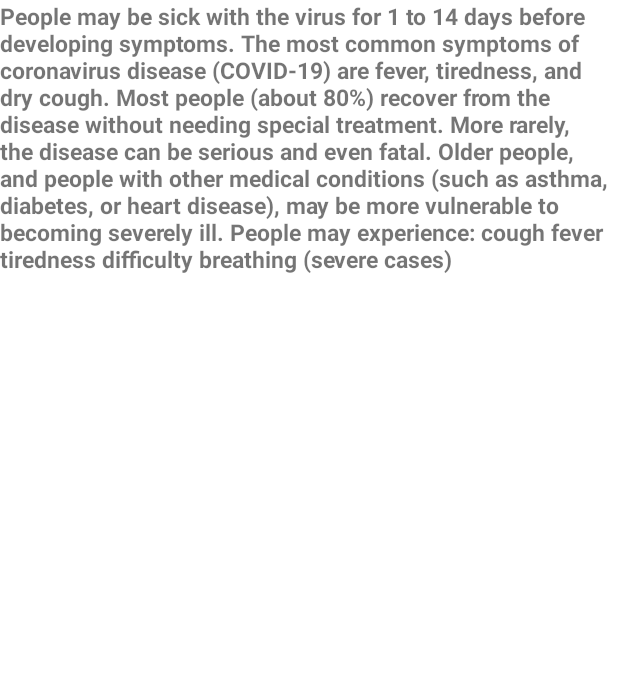
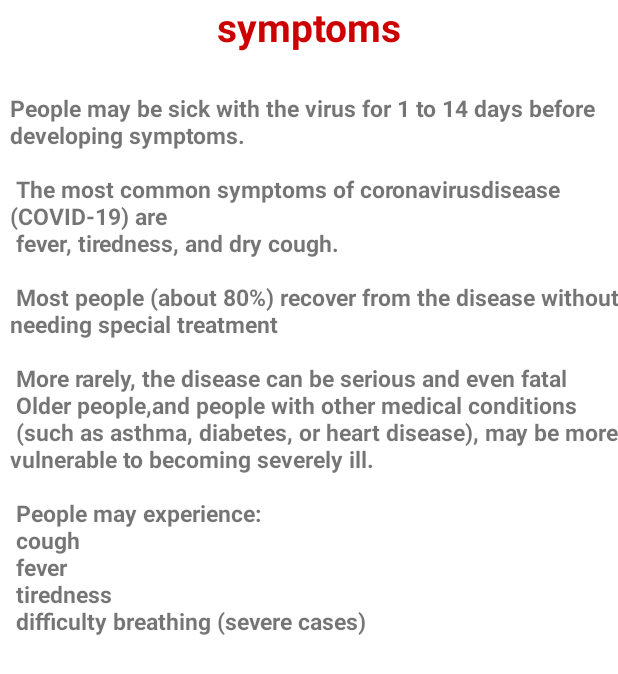
Before and after one commit to mohamedkhaledalizayed/Covid19, an Android app: the screen it shows after launch (InformationActivity), after a tap on "Symptoms", on a phone screen of 412 x 824 dp. Shown: the top 674 px of the screen. Run offline under Robolectric (Android 15) with nearby library versions, the phone set to English and light mode, and no system bars; our stand-ins replace Dagger/Hilt's generated code, sdp/ssp sizes; pictures from the network do not load.

Commit message:
Format Details Text

```diff
--- a/app/src/main/AndroidManifest.xml
+++ b/app/src/main/AndroidManifest.xml
@@ -24,6 +24,7 @@
         <activity android:name=".view.activity.MainActivity"/>
         <activity android:name=".view.activity.DashboardActivity"/>
         <activity android:name=".view.activity.InformationActivity"/>
+        <activity android:name=".view.activity.EmergencyActivity"/>
     </application>
 
 </manifest>
--- a/app/src/main/java/com/itgds/covid19/view/activity/DashboardActivity.kt
+++ b/app/src/main/java/com/itgds/covid19/view/activity/DashboardActivity.kt
@@ -30,5 +30,8 @@ class DashboardActivity : AppCompatActivity() {
             intent.putExtra("data", "symptoms")
             startActivity(intent)
         }
+        cv_emergency_numbers.setOnClickListener {
+            startActivity(Intent(this@DashboardActivity, EmergencyActivity::class.java))
+        }
     }
 }
--- a/app/src/main/java/com/itgds/covid19/view/activity/InformationActivity.kt
+++ b/app/src/main/java/com/itgds/covid19/view/activity/InformationActivity.kt
@@ -11,9 +11,9 @@ class InformationActivity : AppCompatActivity() {
     override fun onCreate(savedInstanceState: Bundle?) {
         super.onCreate(savedInstanceState)
         setContentView(R.layout.activity_information)
-        val data = intent.getStringExtra("data")
-
-        when (data) {
+        Log.e("test",intent.getStringExtra("data"))
+        tv_title.text = intent.getStringExtra("data")
+        when (intent.getStringExtra("data")) {
             "treatment" -> tv_info.setText(R.string.treatment_text)
             "symptoms" -> tv_info.setText(R.string.symptoms_text)
             "prevention" -> tv_info.setText(R.string.prevention_text)
--- a/app/src/main/res/layout/activity_information.xml
+++ b/app/src/main/res/layout/activity_information.xml
@@ -1,16 +1,30 @@
 <?xml version="1.0" encoding="utf-8"?>
-<androidx.constraintlayout.widget.ConstraintLayout xmlns:android="http://schemas.android.com/apk/res/android"
+<androidx.constraintlayout.widget.ConstraintLayout
+    xmlns:android="http://schemas.android.com/apk/res/android"
     android:layout_width="match_parent"
     android:layout_height="match_parent"
     xmlns:app="http://schemas.android.com/apk/res-auto">
 
     <TextView
-        android:id="@+id/tv_info"
-        android:layout_width="match_parent"
+        android:id="@+id/tv_title"
+        android:layout_width="wrap_content"
         android:layout_height="wrap_content"
         app:layout_constraintTop_toTopOf="parent"
         app:layout_constraintStart_toStartOf="parent"
+        app:layout_constraintEnd_toEndOf="parent"
+        android:textSize="@dimen/_20ssp"
+        android:textColor="@android:color/holo_red_dark"
+        android:textStyle="bold" />
+
+    <TextView
+        android:id="@+id/tv_info"
+        android:layout_width="wrap_content"
+        android:layout_height="wrap_content"
+        app:layout_constraintTop_toBottomOf="@id/tv_title"
+        app:layout_constraintStart_toStartOf="parent"
         android:textSize="@dimen/_12ssp"
+        android:layout_marginTop="@dimen/_20ssp"
+        android:layout_marginStart="@dimen/_5ssp"
         android:textStyle="bold" />
 
 </androidx.constraintlayout.widget.ConstraintLayout>
--- a/app/src/main/res/values/strings.xml
+++ b/app/src/main/res/values/strings.xml
@@ -5,8 +5,10 @@
     <string name="today">Today</string>
     <string name="total_confirmed">Total Confirmed</string>
     <string name="total_confirmed_number">286402</string>
+    <string name="egypt_emergency_number">105</string>
     <string name="total_deceased">Total Deceased</string>
-    <string name="country_name">United Kingdom</string>
+    <string name="country_name">Egypt</string>
+    <string name="egypt">United Kingdom</string>
     <string name="total_recovered">Total Recovered</string>
     <string name="total_serious">Total Serious</string>
     <string name="new_cases">New Cases</string>
@@ -19,31 +21,34 @@
     <string name="emergency_numbers">Emergency Numbers</string>
     <string name="statistics">Statistics</string>
     <string name="symptoms_text">
-        People may be sick with the virus for 1 to 14 days before developing symptoms. The most common symptoms of coronavirus
-        disease (COVID-19) are fever, tiredness, and dry cough. Most people (about 80%) recover from the disease without needing special treatment.
-        More rarely, the disease can be serious and even fatal. Older people,
-        and people with other medical conditions (such as asthma, diabetes, or heart disease),
-        may be more vulnerable to becoming severely ill.
-        People may experience:
-        cough
-        fever
-        tiredness
-        difficulty breathing (severe cases)
+        People may be sick with the virus for 1 to 14 days before developing symptoms. \n\n
+        The most common symptoms of coronavirusdisease (COVID-19) are \n
+        fever, tiredness, and dry cough. \n\n
+        Most people (about 80%) recover from the disease without needing special treatment \n\n
+        More rarely, the disease can be serious and even fatal \n
+        Older people,and people with other medical conditions \n
+        (such as asthma, diabetes, or heart disease),
+        may be more vulnerable to becoming severely ill. \n\n
+        People may experience: \n
+        cough \n
+        fever \n
+        tiredness \n
+        difficulty breathing (severe cases) \n
     </string>
     <string name="prevention_text">
-       1. Wash Hands often
-       2.  Cough into Your ELBOW
-       3.  Dont touch Your Face
-       4.  Keep safe distance
-       5.  Stay Home if you can
+        1. Wash Hands often \n \n
+        2. Cough into Your ELBOW \n \n
+        3. Do not touch Your Face \n \n
+        4. Keep safe distance \n \n
+        5. Stay Home if you can \n \n
     </string>
     <string name="treatment_text">
-        Self care
-        If you have mild symptoms, stay at home until you’ve recovered. You can relieve your symptoms if you:
-        1. rest and sleep
-        2. drink plenty of warm liquids
-        3. take a hot shower to help ease a sore throat and cough
-        4. Self-isolate if possible
+
+        If you have mild symptoms, stay at home until you’ve recovered. You can relieve your symptoms if you:\n\n
+        1. rest and sleep \n
+        2. drink plenty of warm liquids \n
+        3. take a hot shower to help ease a sore throat and cough \n
+        4. Self-isolate if possible \n
     </string>
 
 </resources>
```
Also changed, not shown: app/src/main/java/com/itgds/covid19/view/activity/EmergencyActivity.kt (added, +16 -0 lines), app/src/main/res/layout/activity_emergency.xml (added, +39 -0 lines).
